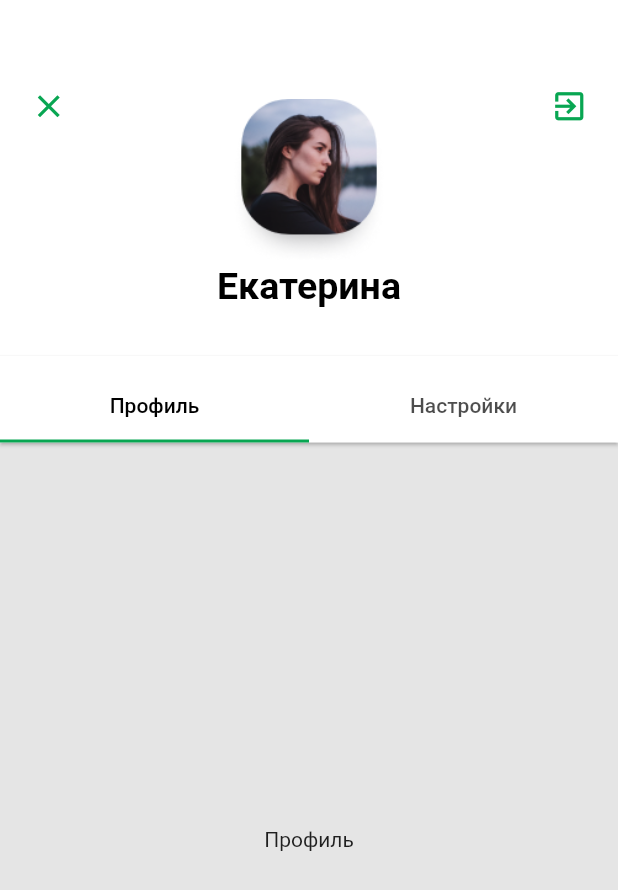
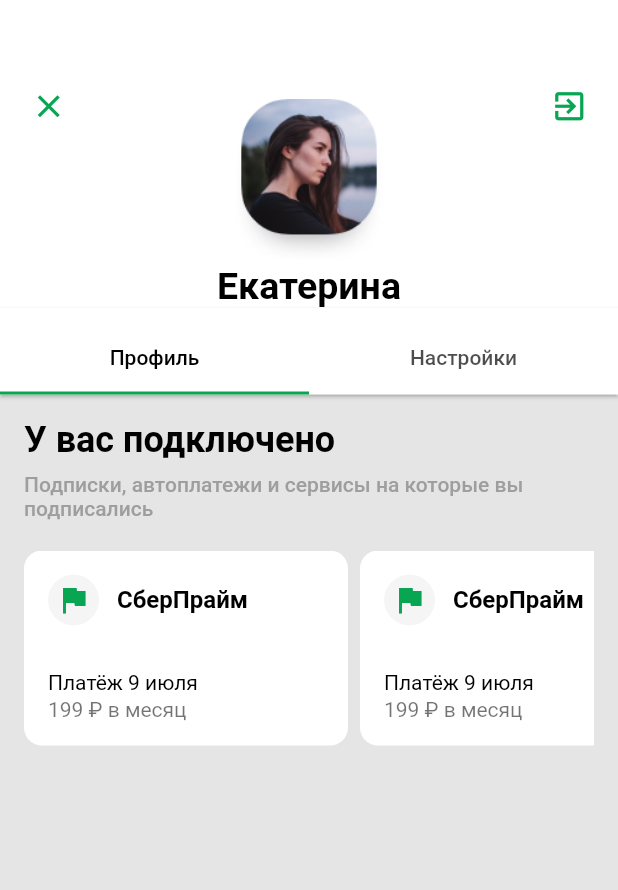
Before and after one commit to kitavrus/flutter_layout1, a Flutter app: the screen it shows after launch, on a phone screen of 412 x 824 dp. Shown: the top 890 px of the screen. Run offline on Flutter 3.47's test engine with Material 2 defaults, Android fonts, the phone set to English and light mode, and no system bars; our stand-ins replace get, line_icons; missing offline and left inert: coolicons.

```diff
--- a/lib/i05_user_profile_mobius_app/ui/user_profile_page.dart
+++ b/lib/i05_user_profile_mobius_app/ui/user_profile_page.dart
@@ -11,51 +11,7 @@ class UserProfilePage extends StatelessWidget {
       child: SafeArea(
         child: Column(
           children: [
-            Padding(
-              padding: const EdgeInsets.only(
-                top: 58,
-                left: 20,
-                right: 20,
-                bottom: 32,
-              ),
-              child: Row(
-                mainAxisAlignment: MainAxisAlignment.spaceBetween,
-                crossAxisAlignment: CrossAxisAlignment.start,
-                children: [
-                  const Icon(
-                    Icons.close,
-                    color: Color(ThemeApp.iconColor),
-                    size: 25,
-                  ),
-                  Padding(
-                    padding: const EdgeInsets.only(top: 8.0),
-                    child: Column(
-                      // mainAxisAlignment: MainAxisAlignment.start,
-                      crossAxisAlignment: CrossAxisAlignment.center,
-                      children: [
-                        Image.asset(
-                          'assets/images/photo.png',
-                          width: 110,
-                          height: 110,
-                        ),
-                        const Text(
-                          'Екатерина',
-                          style: TextStyle(
-                              color: Colors.black,
-                              fontWeight: FontWeight.bold,
-                              fontSize: 25),
-                        )
-                      ],
-                    ),
-                  ),
-                  const Icon(
-                    Icons.exit_to_app,
-                    color: Color(ThemeApp.iconColor),
-                    size: 25,
-                  ),
-                ],
-              ),
-            ),
+            const TopSection(),
             Expanded(
               child: DefaultTabController(
                 initialIndex: 0,
@@ -81,11 +37,7 @@ class UserProfilePage extends StatelessWidget {
                   ),
                   body: TabBarView(
                     children: [
-                      Container(
-                        color: Color(ThemeApp.backgroundColor),
-                        alignment: Alignment.center,
-                        child: Text('Профиль'),
-                      ),
+                      const YouHaveSubscriptions(),
                       Container(
                         color: Color(ThemeApp.backgroundColor),
                         alignment: Alignment.topLeft,
@@ -102,3 +54,181 @@ class UserProfilePage extends StatelessWidget {
     );
   }
 }
+
+class YouHaveSubscriptions extends StatelessWidget {
+  const YouHaveSubscriptions({
+    Key? key,
+  }) : super(key: key);
+
+  @override
+  Widget build(BuildContext context) {
+    return Container(
+      color: Color(ThemeApp.backgroundColor),
+      padding: const EdgeInsets.all(16.0),
+      child: Column(
+        crossAxisAlignment: CrossAxisAlignment.start,
+        children: [
+          Text(
+            'У вас подключено',
+            style: TextStyle(
+              color: Colors.black,
+              fontWeight: FontWeight.bold,
+              fontSize: 24,
+            ),
+          ),
+          SizedBox(
+            height: 8,
+          ),
+          Text(
+            'Подписки, автоплатежи и сервисы на которые вы подписались',
+            style: TextStyle(
+              color: Colors.grey,
+              fontWeight: FontWeight.w500,
+              fontSize: 14,
+            ),
+          ),
+          SizedBox(
+            height: 20,
+          ),
+          SizedBox(
+            height: 130,
+            child: ListView(
+              scrollDirection: Axis.horizontal,
+              children: [
+                _item(),
+                _item(),
+                _item(),
+              ],
+            ),
+          ),
+        ],
+      ),
+    );
+  }
+}
+
+Widget _item() {
+  return Padding(
+    padding: const EdgeInsets.only(right: 8),
+    child: Container(
+      width: 216,
+      height: 130,
+      padding: const EdgeInsets.all(16.0),
+      decoration: BoxDecoration(
+        color: Colors.white,
+        borderRadius: BorderRadius.circular(12),
+      ),
+      child: Column(
+        children: [
+          Row(
+            children: [
+              Container(
+                padding: const EdgeInsets.all(5),
+                decoration: BoxDecoration(
+                  color: Colors.grey.withOpacity(0.1),
+                  shape: BoxShape.circle,
+                ),
+                child: const Icon(
+                  Icons.flag,
+                  color: Color(ThemeApp.iconColor),
+                  size: 24,
+                ),
+              ),
+              SizedBox(width: 12),
+              Text(
+                'СберПрайм',
+                style: TextStyle(
+                  color: Colors.black,
+                  fontWeight: FontWeight.bold,
+                  fontSize: 16,
+                ),
+              ),
+            ],
+          ),
+          // const SizedBox(height: 32),
+          const Spacer(),
+          Row(
+            children: const [
+              Text(
+                'Платёж 9 июля',
+                style: TextStyle(
+                  color: Colors.black,
+                  // fontWeight: FontWeight.bold,
+                  fontSize: 14,
+                ),
+              ),
+            ],
+          ),
+          const SizedBox(height: 2),
+          Row(
+            children: [
+              Text(
+                '199 ₽ в месяц',
+                style: TextStyle(
+                  color: Colors.black.withOpacity(0.55),
+                  // fontWeight: FontWeight.bold,
+                  fontSize: 14,
+                ),
+              ),
+            ],
+          ),
+        ],
+      ),
+    ),
+  );
+}
+
+class TopSection extends StatelessWidget {
+  const TopSection({
+    Key? key,
+  }) : super(key: key);
+
+  @override
+  Widget build(BuildContext context) {
+    return Padding(
+      padding: const EdgeInsets.only(
+        top: 58,
+        left: 20,
+        right: 20,
+        bottom: 0,
+      ),
+      child: Row(
+        mainAxisAlignment: MainAxisAlignment.spaceBetween,
+        crossAxisAlignment: CrossAxisAlignment.start,
+        children: [
+          const Icon(
+            Icons.close,
+            color: Color(ThemeApp.iconColor),
+            size: 25,
+          ),
+          Padding(
+            padding: const EdgeInsets.only(top: 8.0),
+            child: Column(
+              // mainAxisAlignment: MainAxisAlignment.start,
+              crossAxisAlignment: CrossAxisAlignment.center,
+              children: [
+                Image.asset(
+                  'assets/images/photo.png',
+                  width: 110,
+                  height: 110,
+                ),
+                const Text(
+                  'Екатерина',
+                  style: TextStyle(
+                      color: Colors.black,
+                      fontWeight: FontWeight.bold,
+                      fontSize: 25),
+                )
+              ],
+            ),
+          ),
+          const Icon(
+            Icons.exit_to_app,
+            color: Color(ThemeApp.iconColor),
+            size: 25,
+          ),
+        ],
+      ),
+    );
+  }
+}
```
Also changed, not shown: 1 other file.
